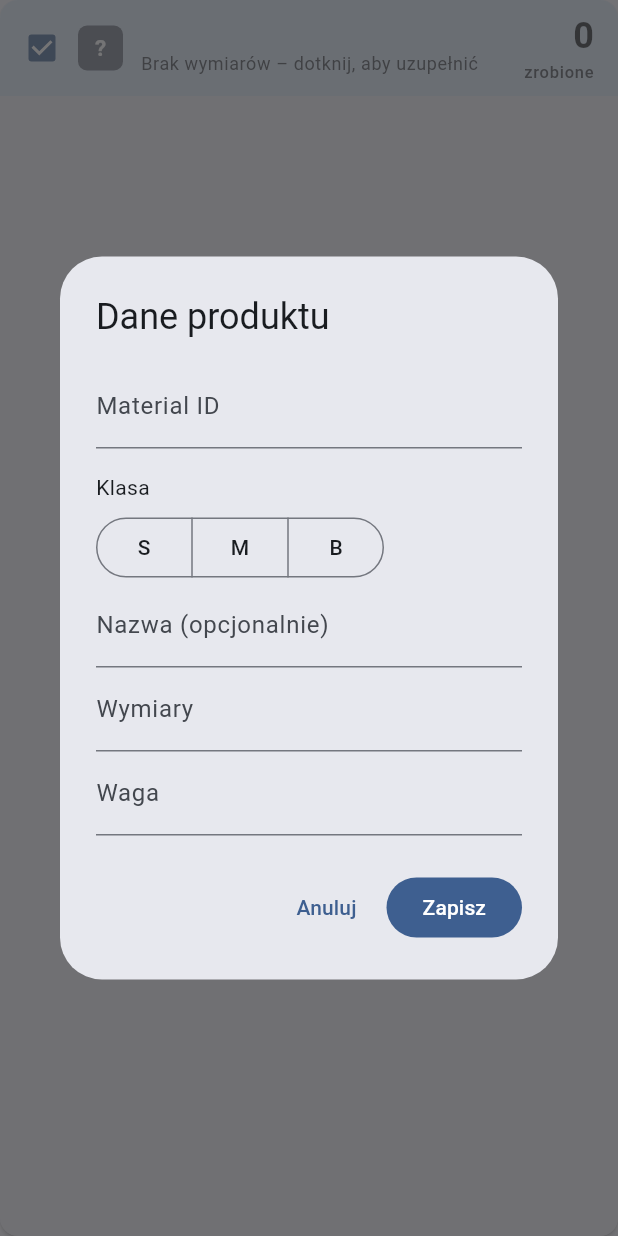
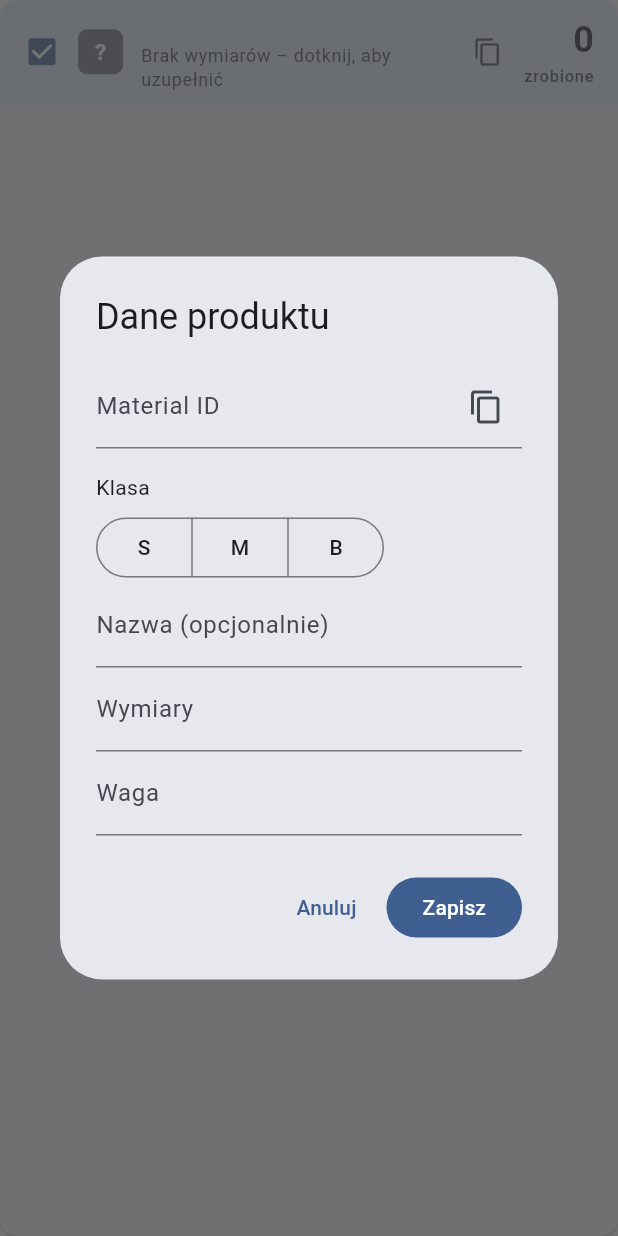
Before and after one commit to NorbertStr/J-lab_pickslips, a Flutter app: the GroupCard widget shown alone on an empty page, opened directly with empty values, after a tap on an icon or button, on a phone screen of 412 x 824 dp. Run offline on Flutter 3.47's test engine with Material 3 defaults, Android fonts, the phone set to English and light mode, and no system bars; our stand-ins replace shared_preferences, web; missing offline and left inert: dart:js_interop, excel; accounts and stored records are empty.

Commit message:
Add files via upload

```diff
--- a/lib/main.dart
+++ b/lib/main.dart
@@ -239,6 +239,11 @@ Future<void> exportText(BuildContext context, String name, String content) async
   if (downloadText(name, content)) return;
   await Clipboard.setData(ClipboardData(text: content));
   if (context.mounted) snack(context, 'Skopiowano CSV do schowka.');
+}
+
+Future<void> copyText(BuildContext context, String text) async {
+  await Clipboard.setData(ClipboardData(text: text));
+  if (context.mounted) snack(context, 'Skopiowano: $text');
 }
 
 void snack(BuildContext context, String msg) {
@@ -543,6 +548,11 @@ class GroupCard extends StatelessWidget {
                         ],
                       ),
                     ),
+                    IconButton(
+                      tooltip: 'Kopiuj Material ID',
+                      icon: const Icon(Icons.copy, size: 20),
+                      onPressed: () => copyText(context, g.materialId),
+                    ),
                     Column(
                       crossAxisAlignment: CrossAxisAlignment.end,
                       children: [
@@ -729,7 +739,17 @@ Future<void> editProduct(BuildContext context, AppStore store, String? materialI
                 TextField(
                   controller: id,
                   readOnly: materialId != null,
-                  decoration: const InputDecoration(labelText: 'Material ID'),
+                  decoration: InputDecoration(
+                    labelText: 'Material ID',
+                    suffixIcon: IconButton(
+                      tooltip: 'Kopiuj Material ID',
+                      icon: const Icon(Icons.copy),
+                      onPressed: () {
+                        final v = id.text.trim();
+                        if (v.isNotEmpty) copyText(c, v);
+                      },
+                    ),
+                  ),
                   textCapitalization: TextCapitalization.characters,
                 ),
                 const SizedBox(height: 16),
```
